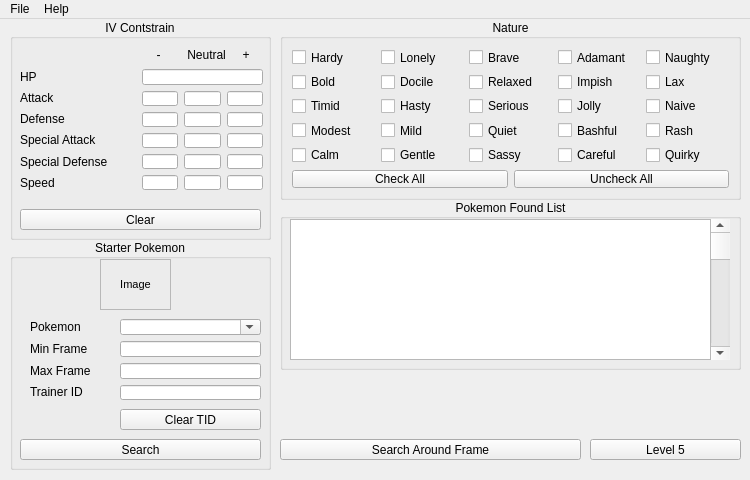
Before: the Qt Designer form ui/mainwindow.ui in HunarPG/Gen-3-Predictor-PySide6, drawn with Qt 5.
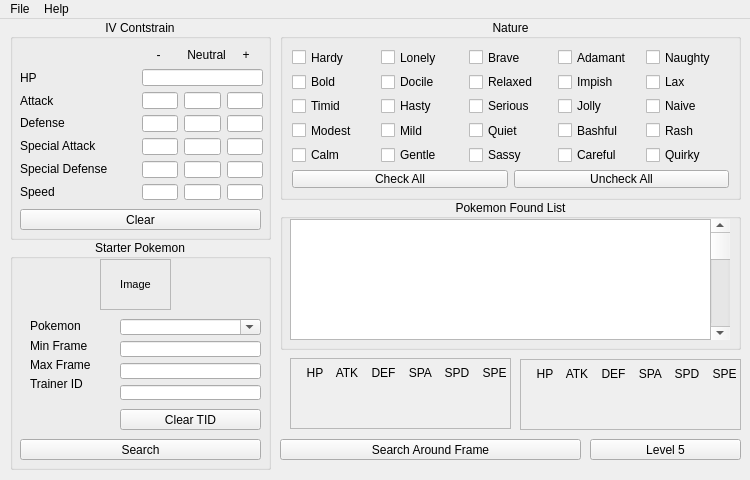
After: the same form once the commit is applied.

Commit message: Added Pokemon Selected stats and IV box

What changed in the file:
```diff
--- a/ui/mainwindow.ui
+++ b/ui/mainwindow.ui
@@ -67,7 +67,7 @@
        <x>132</x>
        <y>50</y>
        <width>121</width>
-       <height>121</height>
+       <height>131</height>
       </rect>
      </property>
      <layout class="QGridLayout" name="gridLayout">
@@ -127,7 +127,7 @@
        <x>10</x>
        <y>50</y>
        <width>99</width>
-       <height>121</height>
+       <height>131</height>
       </rect>
      </property>
      <layout class="QVBoxLayout" name="verticalLayout_3">
@@ -482,7 +482,7 @@
        <x>20</x>
        <y>80</y>
        <width>70</width>
-       <height>81</height>
+       <height>71</height>
       </rect>
      </property>
      <layout class="QVBoxLayout" name="verticalLayout_2">
@@ -551,7 +551,7 @@
       <x>280</x>
       <y>180</y>
       <width>461</width>
-      <height>171</height>
+      <height>151</height>
      </rect>
     </property>
     <property name="title">
@@ -566,7 +566,7 @@
        <x>430</x>
        <y>20</y>
        <width>20</width>
-       <height>141</height>
+       <height>121</height>
       </rect>
      </property>
      <property name="orientation">
@@ -579,7 +579,7 @@
        <x>10</x>
        <y>20</y>
        <width>421</width>
-       <height>141</height>
+       <height>121</height>
       </rect>
      </property>
     </widget>
@@ -610,6 +610,64 @@
      <string>Level 5</string>
     </property>
    </widget>
+   <widget class="QFrame" name="frame_Selected_Pokemon_IV">
+    <property name="geometry">
+     <rect>
+      <x>290</x>
+      <y>339</y>
+      <width>221</width>
+      <height>71</height>
+     </rect>
+    </property>
+    <property name="frameShape">
+     <enum>QFrame::Shape::StyledPanel</enum>
+    </property>
+    <property name="frameShadow">
+     <enum>QFrame::Shadow::Raised</enum>
+    </property>
+    <widget class="QLabel" name="label_Selected_Pokemon_IV">
+     <property name="geometry">
+      <rect>
+       <x>10</x>
+       <y>-1</y>
+       <width>231</width>
+       <height>31</height>
+      </rect>
+     </property>
+     <property name="text">
+      <string>  HP    ATK    DEF    SPA    SPD    SPE</string>
+     </property>
+    </widget>
+   </widget>
+   <widget class="QFrame" name="frame_Selected_Pokemon_Stats">
+    <property name="geometry">
+     <rect>
+      <x>520</x>
+      <y>340</y>
+      <width>221</width>
+      <height>71</height>
+     </rect>
+    </property>
+    <property name="frameShape">
+     <enum>QFrame::Shape::StyledPanel</enum>
+    </property>
+    <property name="frameShadow">
+     <enum>QFrame::Shadow::Raised</enum>
+    </property>
+    <widget class="QLabel" name="label_Selected_Pokemon_Stats">
+     <property name="geometry">
+      <rect>
+       <x>10</x>
+       <y>-1</y>
+       <width>231</width>
+       <height>31</height>
+      </rect>
+     </property>
+     <property name="text">
+      <string>  HP    ATK    DEF    SPA    SPD    SPE</string>
+     </property>
+    </widget>
+   </widget>
   </widget>
   <widget class="QMenuBar" name="menubar">
    <property name="geometry">
```
